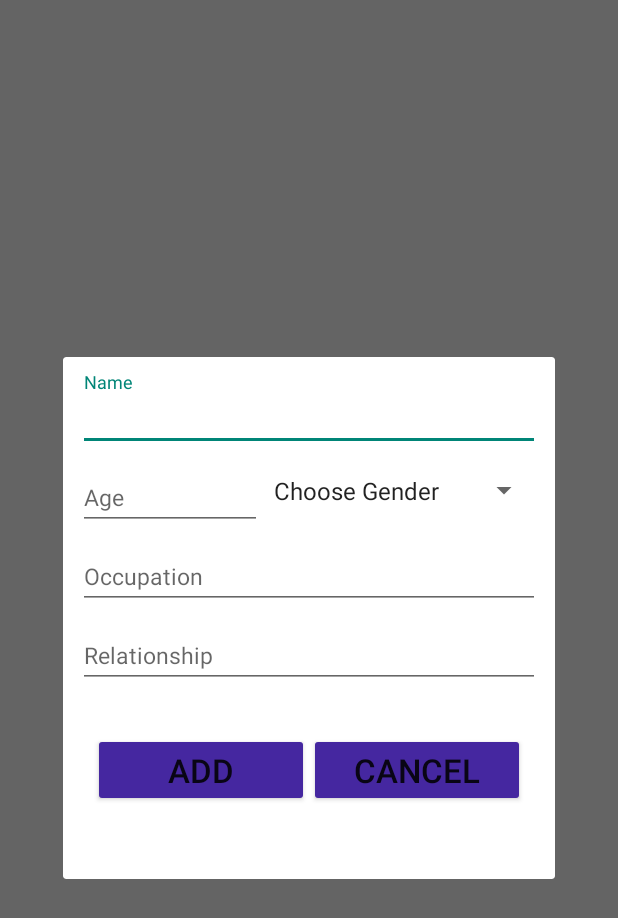
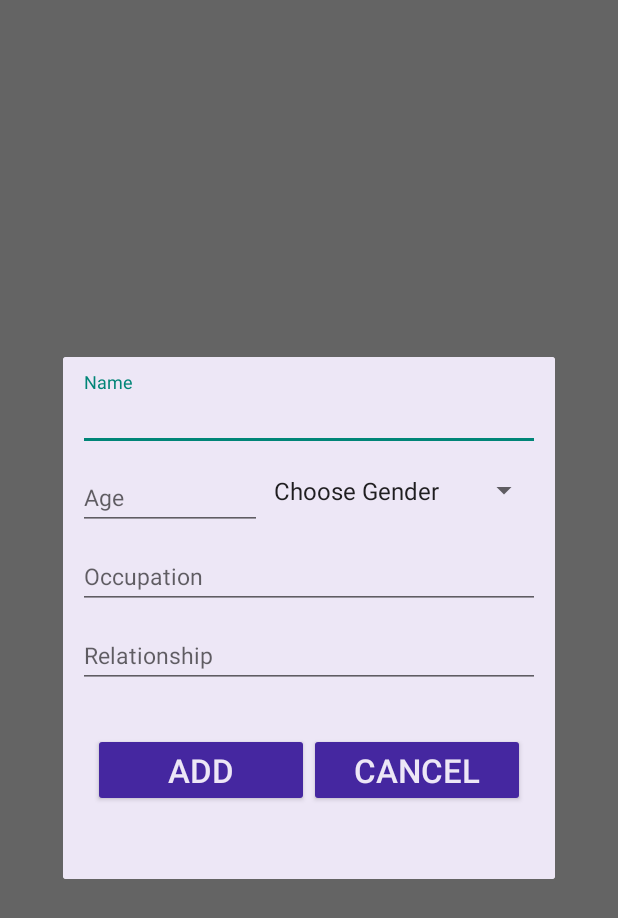
Before and after one commit to Kuyas/Welfare, an Android app: the fragment FamilyMemberDialogFragment placed in its activity, on a phone screen of 412 x 824 dp. Shown: the top 918 px of the screen. Run offline under Robolectric (Android 15) with nearby library versions, the phone set to English and light mode, and no system bars; 1 statement that could not run was skipped.

Commit message:
UI Changes

```diff
--- a/app/src/main/res/layout/dialog_fragment_family_member.xml
+++ b/app/src/main/res/layout/dialog_fragment_family_member.xml
@@ -9,7 +9,8 @@
     android:paddingTop="10dp"
     android:paddingStart="10dp"
     android:paddingEnd="10dp"
-    android:orientation="vertical">
+    android:orientation="vertical"
+    android:background="@color/colorAccent">
 
     <android.support.design.widget.TextInputLayout
         android:layout_width="match_parent"
@@ -101,10 +102,12 @@
         <Button
             android:id="@+id/dialog_fragment_family_details_button_add"
             android:layout_width="0dp"
+            style=""
             android:layout_weight="50"
             android:layout_height="wrap_content"
             android:layout_marginTop="20dp"
             android:layout_marginBottom="5dp"
+            android:textColor="@color/colorAccent"
             android:text="@string/dialog_fragment_family_details_button_add"
             android:textSize="@dimen/user_details_text_size"/>
 
@@ -114,6 +117,7 @@
             android:layout_weight="50"
             android:layout_height="wrap_content"
             android:layout_marginTop="20dp"
+            android:textColor="@color/colorAccent"
             android:layout_marginBottom="5dp"
             android:text="@string/dialog_fragment_family_details_button_cancel"
             android:textSize="@dimen/user_details_text_size"/>
--- a/app/src/main/res/values/styles.xml
+++ b/app/src/main/res/values/styles.xml
@@ -44,9 +44,9 @@
     <style name="CustomDialog" parent="@style/Theme.AppCompat.Light.Dialog">
 
         <!-- Primary theme color of the dialog fragment (sets background color of app bar) -->
-        <item name="colorPrimary">#0099FF</item>
+        <item name="colorPrimary">#311b92</item>
         <!-- Background color of buttons in the dialog fragment -->
-        <item name="colorButtonNormal">#00CCFF  </item>
+        <item name="colorButtonNormal">#4527a0  </item>
 
         <item name="android:windowNoTitle">false</item>
     </style>
```
